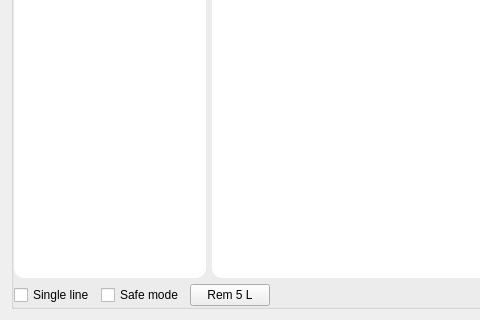
First picture: the form in src/mainwindow.ui, repository SchnJulian/AutoHeader, before the edit; both pictures show x 0 to 480 and y 269 to 589 of the 915 by 589 pixel window.
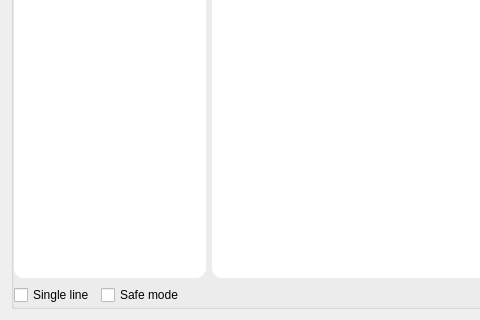
Second picture: the form after the edit. Icons and pictures are not drawn.

Diff of the .ui file:
```diff
--- a/src/mainwindow.ui
+++ b/src/mainwindow.ui
@@ -71,13 +71,6 @@
            </property>
           </widget>
          </item>
-         <item>
-          <widget class="QPushButton" name="removeLinesButton">
-           <property name="text">
-            <string>Rem 5 L</string>
-           </property>
-          </widget>
-         </item>
          <item>
           <spacer name="horizontalSpacer_4">
            <property name="orientation">
```
Left out of the diff: 6 changed lines with no effect on the pictures.
